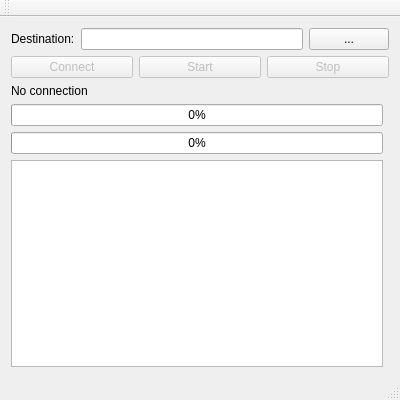
Above: mainwindow.ui from maruncz/pentax-wifi-tether before the change. Below: the same form after it.
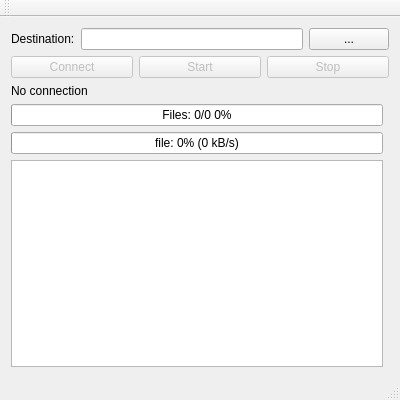
That is the form after the change.

Commit message: changed ititial text in progressbars

What changed in the file:
```diff
--- a/mainwindow.ui
+++ b/mainwindow.ui
@@ -90,6 +90,9 @@
       <property name="value">
        <number>0</number>
       </property>
+      <property name="format">
+       <string>file: %p% (0 kB/s)</string>
+      </property>
      </widget>
     </item>
     <item row="2" column="0" colspan="2">
@@ -158,6 +161,9 @@
       <property name="value">
        <number>0</number>
       </property>
+      <property name="format">
+       <string>Files: 0/0 %p%</string>
+      </property>
      </widget>
     </item>
    </layout>
```
